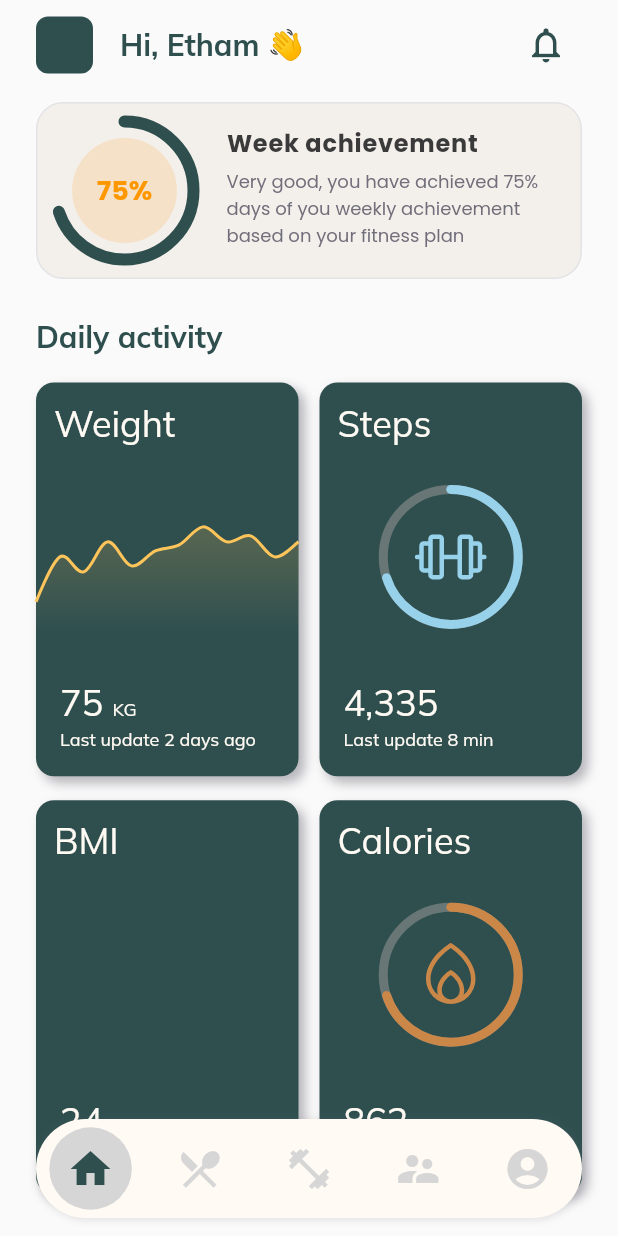
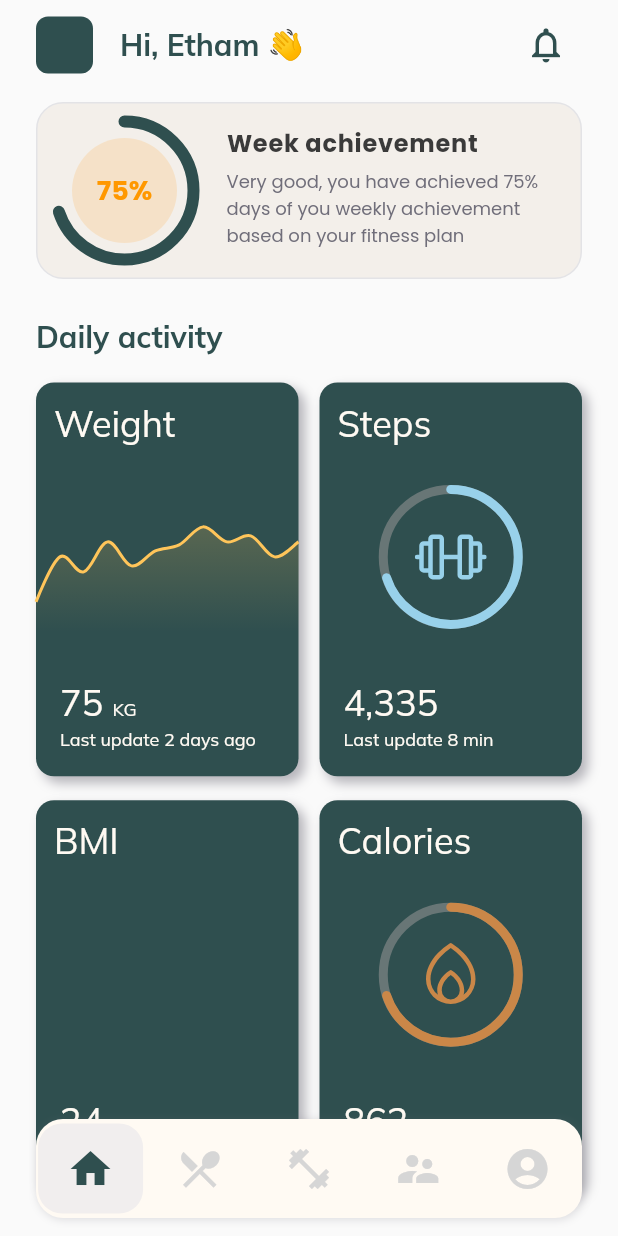
Before and after one commit to ContinuumTeam/GymHabit, a Flutter app: the screen it shows after launch, on a phone screen of 412 x 824 dp. Run offline on Flutter 3.47's test engine with Material 2 defaults, Android fonts, the phone set to English and light mode, and no system bars; drawn by our look-alikes of fl_chart, percent_indicator; our stand-ins replace dartz, dio, easy_date_timeline, equatable, firebase_core, get_it and 4 more; accounts and stored records are empty.

Commit message:
refactor: refeito estilizacao bottom navigation

```diff
--- a/lib/features/home/presenter/home_page.dart
+++ b/lib/features/home/presenter/home_page.dart
@@ -48,7 +48,7 @@ class _HomePageState extends State<HomePage> {
           child: Container(
             decoration: BoxDecoration(
               borderRadius: const BorderRadius.all(
-                Radius.circular(99),
+                Radius.circular(18),
               ),
               color: AppColors.background,
               boxShadow: [
--- a/lib/features/home/presenter/widgets/button_tabbar_widget.dart
+++ b/lib/features/home/presenter/widgets/button_tabbar_widget.dart
@@ -17,13 +17,15 @@ class ButtonTabBarWidget extends StatelessWidget {
   @override
   Widget build(BuildContext context) {
     return Container(
-      width: 55,
-      height: 55,
+      width: 70,
+      height: 60,
       decoration: BoxDecoration(
         borderRadius: const BorderRadius.all(
-          Radius.circular(99),
+          Radius.circular(16),
         ),
-        color: pageActive ? AppColors.grey : AppColors.background,
+        color: pageActive
+            ? const Color.fromARGB(255, 241, 238, 238)
+            : AppColors.background,
       ),
       child: IconButton(
         onPressed: onPressed,
```
